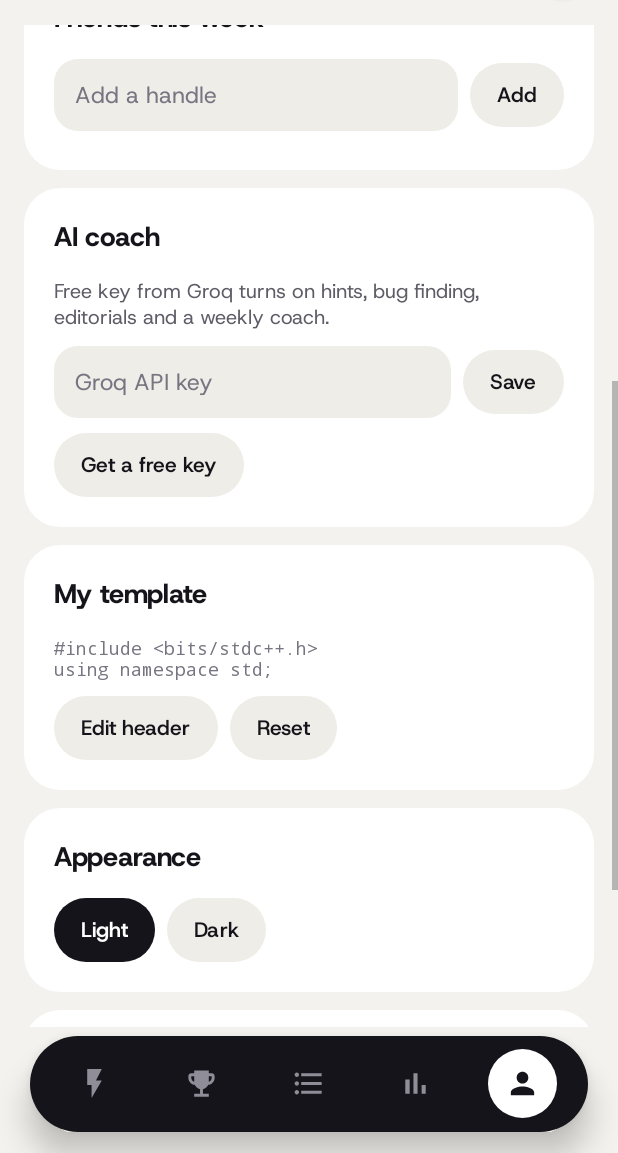
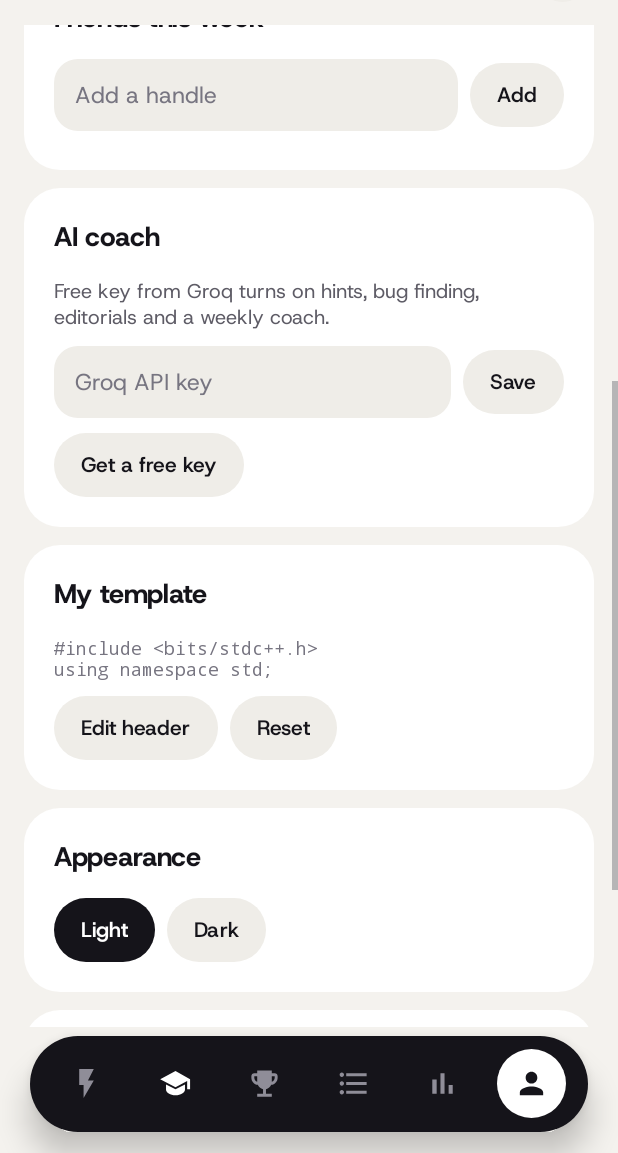
Before and after one commit to kunal-shetty/codeforces, an Android app: the screen it shows after launch (MainActivity), scrolled down 467 dp, on a phone screen of 412 x 824 dp, the part 83-1236 px from its top. Run offline under Robolectric (Android 15) with nearby library versions, the phone set to English and light mode, and no system bars; network calls fail.

Commit message:
feat(ui): add learn tab to nav bar

```diff
--- a/app/src/main/res/layout/activity_main.xml
+++ b/app/src/main/res/layout/activity_main.xml
@@ -65,6 +65,10 @@
 
             <FrameLayout android:id="@+id/tab0" android:layout_width="0dp" android:layout_height="match_parent" android:layout_weight="1">
                 <ImageView android:layout_width="46dp" android:layout_height="46dp" android:layout_gravity="center" android:contentDescription="Today" android:padding="11dp" android:src="@drawable/ic_tab_today" />
+            </FrameLayout>
+
+            <FrameLayout android:id="@+id/tab5" android:layout_width="0dp" android:layout_height="match_parent" android:layout_weight="1">
+                <ImageView android:layout_width="46dp" android:layout_height="46dp" android:layout_gravity="center" android:contentDescription="Learn" android:padding="11dp" android:src="@drawable/ic_tab_learn" />
             </FrameLayout>
 
             <FrameLayout android:id="@+id/tab1" android:layout_width="0dp" android:layout_height="match_parent" android:layout_weight="1">
```
